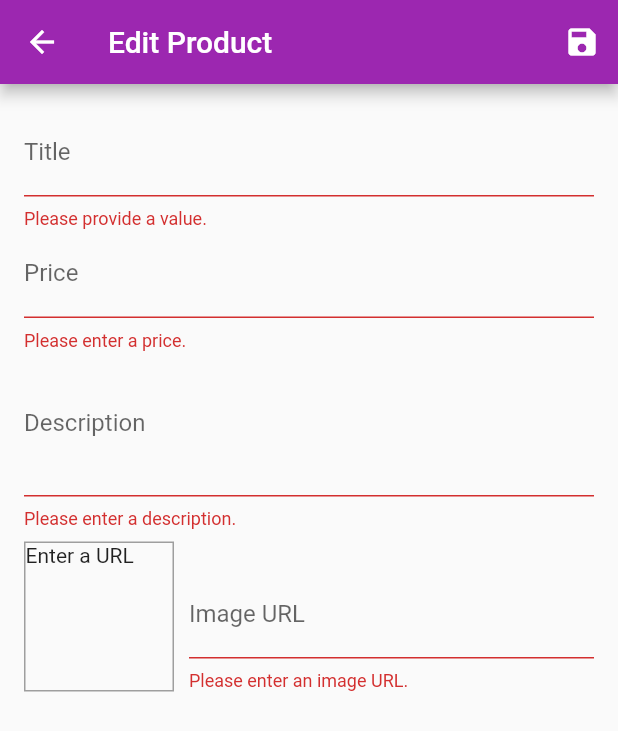
After one commit to leoamato10/flutter_shop_app, a Flutter app: the EditProductScreen screen opened by its route, after a tap on the "save" icon, on a phone screen of 412 x 824 dp. The commit adds this screen. Shown: the top 731 px of the screen. Run offline on Flutter 3.47's test engine with Material 2 defaults, Android fonts, the phone set to English and light mode, and no system bars; network calls fail.

Commit message:
add and edit products feature added

```diff
--- a/lib/main.dart
+++ b/lib/main.dart
@@ -3,8 +3,10 @@ import 'package:flutter_complete_guide/providers/cart.dart';
 import 'package:flutter_complete_guide/providers/orders.dart';
 import 'package:flutter_complete_guide/providers/products.dart';
 import 'package:flutter_complete_guide/screens/cart_screen.dart';
+import 'package:flutter_complete_guide/screens/edit_product_screen.dart';
 import 'package:flutter_complete_guide/screens/orders_screen.dart';
 import 'package:flutter_complete_guide/screens/product_detail_screen.dart';
+import 'package:flutter_complete_guide/screens/user_products_screen.dart';
 import 'package:provider/provider.dart';
 
 import './screens/products_overview_screen.dart';
@@ -28,7 +30,9 @@ class MyApp extends StatelessWidget {
           routes: {
             ProductDetailScreen.routeName: (ctx) => ProductDetailScreen(),
             CartScreen.routeName: (ctx) => CartScreen(),
-            OrdersScreen.routeName: (ctx) => OrdersScreen()
+            OrdersScreen.routeName: (ctx) => OrdersScreen(),
+            UserProductsScreen.routeName: (ctx) => UserProductsScreen(),
+            EditProductScreen.routeName: (ctx) => EditProductScreen(),
           },
         ));
   }
--- a/lib/providers/product.dart
+++ b/lib/providers/product.dart
@@ -1,4 +1,4 @@
-import "package:flutter/foundation.dart";
+import 'package:flutter/foundation.dart';
 
 class Product with ChangeNotifier {
   final String id;
@@ -17,7 +17,7 @@ class Product with ChangeNotifier {
     this.isFavorite = false,
   });
 
-  void toggleFav() {
+  void toggleFavoriteStatus() {
     isFavorite = !isFavorite;
     notifyListeners();
   }
--- a/lib/providers/products.dart
+++ b/lib/providers/products.dart
@@ -1,6 +1,6 @@
 import 'package:flutter/material.dart';
 
-import 'product.dart';
+import './product.dart';
 
 class Products with ChangeNotifier {
   List<Product> _items = [
@@ -37,21 +37,58 @@ class Products with ChangeNotifier {
           'https://upload.wikimedia.org/wikipedia/commons/thumb/1/14/Cast-Iron-Pan.jpg/1024px-Cast-Iron-Pan.jpg',
     ),
   ];
+  // var _showFavoritesOnly = false;
 
   List<Product> get items {
+    // if (_showFavoritesOnly) {
+    //   return _items.where((prodItem) => prodItem.isFavorite).toList();
+    // }
     return [..._items];
   }
 
-  List<Product> get favoritesItems {
-    return _items.where((product) => product.isFavorite).toList();
+  List<Product> get favoriteItems {
+    return _items.where((prodItem) => prodItem.isFavorite).toList();
   }
 
   Product findById(String id) {
     return _items.firstWhere((prod) => prod.id == id);
   }
 
-  void addProduct() {
-    // _items.add(value);
+  // void showFavoritesOnly() {
+  //   _showFavoritesOnly = true;
+  //   notifyListeners();
+  // }
+
+  // void showAll() {
+  //   _showFavoritesOnly = false;
+  //   notifyListeners();
+  // }
+
+  void addProduct(Product product) {
+    final newProduct = Product(
+      title: product.title,
+      description: product.description,
+      price: product.price,
+      imageUrl: product.imageUrl,
+      id: DateTime.now().toString(),
+    );
+    _items.add(newProduct);
+    // _items.insert(0, newProduct); // at the start of the list
+    notifyListeners();
+  }
+
+  void updateProduct(String id, Product newProduct) {
+    final prodIndex = _items.indexWhere((prod) => prod.id == id);
+    if (prodIndex >= 0) {
+      _items[prodIndex] = newProduct;
+      notifyListeners();
+    } else {
+      print('...');
+    }
+  }
+
+  void deleteProduct(String id) {
+    _items.removeWhere((prod) => prod.id == id);
     notifyListeners();
   }
 }
--- /dev/null
+++ b/lib/screens/edit_product_screen.dart
@@ -0,0 +1,268 @@
+import 'package:flutter/material.dart';
+import 'package:provider/provider.dart';
+
+import '../providers/product.dart';
+import '../providers/products.dart';
+
+class EditProductScreen extends StatefulWidget {
+  static const routeName = '/edit-product';
+
+  @override
+  _EditProductScreenState createState() => _EditProductScreenState();
+}
+
+class _EditProductScreenState extends State<EditProductScreen> {
+  final _priceFocusNode = FocusNode();
+  final _descriptionFocusNode = FocusNode();
+  final _imageUrlController = TextEditingController();
+  final _imageUrlFocusNode = FocusNode();
+  final _form = GlobalKey<FormState>();
+  var _editedProduct = Product(
+    id: null,
+    title: '',
+    price: 0,
+    description: '',
+    imageUrl: '',
+  );
+  var _initValues = {
+    'title': '',
+    'description': '',
+    'price': '',
+    'imageUrl': '',
+  };
+  var _isInit = true;
+
+  @override
+  void initState() {
+    _imageUrlFocusNode.addListener(_updateImageUrl);
+    super.initState();
+  }
+
+  @override
+  void didChangeDependencies() {
+    if (_isInit) {
+      final productId = ModalRoute.of(context).settings.arguments as String;
+      if (productId != null) {
+        _editedProduct =
+            Provider.of<Products>(context, listen: false).findById(productId);
+        _initValues = {
+          'title': _editedProduct.title,
+          'description': _editedProduct.description,
+          'price': _editedProduct.price.toString(),
+          // 'imageUrl': _editedProduct.imageUrl,
+          'imageUrl': '',
+        };
+        _imageUrlController.text = _editedProduct.imageUrl;
+      }
+    }
+    _isInit = false;
+    super.didChangeDependencies();
+  }
+
+  @override
+  void dispose() {
+    _imageUrlFocusNode.removeListener(_updateImageUrl);
+    _priceFocusNode.dispose();
+    _descriptionFocusNode.dispose();
+    _imageUrlController.dispose();
+    _imageUrlFocusNode.dispose();
+    super.dispose();
+  }
+
+  void _updateImageUrl() {
+    if (!_imageUrlFocusNode.hasFocus) {
+      if ((!_imageUrlController.text.startsWith('http') &&
+              !_imageUrlController.text.startsWith('https')) ||
+          (!_imageUrlController.text.endsWith('.png') &&
+              !_imageUrlController.text.endsWith('.jpg') &&
+              !_imageUrlController.text.endsWith('.jpeg'))) {
+        return;
+      }
+      setState(() {});
+    }
+  }
+
+  void _saveForm() {
+    final isValid = _form.currentState.validate();
+    if (!isValid) {
+      return;
+    }
+    _form.currentState.save();
+    if (_editedProduct.id != null) {
+      Provider.of<Products>(context, listen: false)
+          .updateProduct(_editedProduct.id, _editedProduct);
+    } else {
+      Provider.of<Products>(context, listen: false).addProduct(_editedProduct);
+    }
+    Navigator.of(context).pop();
+  }
+
+  @override
+  Widget build(BuildContext context) {
+    return Scaffold(
+      appBar: AppBar(
+        title: Text('Edit Product'),
+        actions: <Widget>[
+          IconButton(
+            icon: Icon(Icons.save),
+            onPressed: _saveForm,
+          ),
+        ],
+      ),
+      body: Padding(
+        padding: const EdgeInsets.all(16.0),
+        child: Form(
+          key: _form,
+          child: ListView(
+            children: <Widget>[
+              TextFormField(
+                initialValue: _initValues['title'],
+                decoration: InputDecoration(labelText: 'Title'),
+                textInputAction: TextInputAction.next,
+                onFieldSubmitted: (_) {
+                  FocusScope.of(context).requestFocus(_priceFocusNode);
+                },
+                validator: (value) {
+                  if (value.isEmpty) {
+                    return 'Please provide a value.';
+                  }
+                  return null;
+                },
+                onSaved: (value) {
+                  _editedProduct = Product(
+                      title: value,
+                      price: _editedProduct.price,
+                      description: _editedProduct.description,
+                      imageUrl: _editedProduct.imageUrl,
+                      id: _editedProduct.id,
+                      isFavorite: _editedProduct.isFavorite);
+                },
+              ),
+              TextFormField(
+                initialValue: _initValues['price'],
+                decoration: InputDecoration(labelText: 'Price'),
+                textInputAction: TextInputAction.next,
+                keyboardType: TextInputType.number,
+                focusNode: _priceFocusNode,
+                onFieldSubmitted: (_) {
+                  FocusScope.of(context).requestFocus(_descriptionFocusNode);
+                },
+                validator: (value) {
+                  if (value.isEmpty) {
+                    return 'Please enter a price.';
+                  }
+                  if (double.tryParse(value) == null) {
+                    return 'Please enter a valid number.';
+                  }
+                  if (double.parse(value) <= 0) {
+                    return 'Please enter a number greater than zero.';
+                  }
+                  return null;
+                },
+                onSaved: (value) {
+                  _editedProduct = Product(
+                      title: _editedProduct.title,
+                      price: double.parse(value),
+                      description: _editedProduct.description,
+                      imageUrl: _editedProduct.imageUrl,
+                      id: _editedProduct.id,
+                      isFavorite: _editedProduct.isFavorite);
+                },
+              ),
+              TextFormField(
+                initialValue: _initValues['description'],
+                decoration: InputDecoration(labelText: 'Description'),
+                maxLines: 3,
+                keyboardType: TextInputType.multiline,
+                focusNode: _descriptionFocusNode,
+                validator: (value) {
+                  if (value.isEmpty) {
+                    return 'Please enter a description.';
+                  }
+                  if (value.length < 10) {
+                    return 'Should be at least 10 characters long.';
+                  }
+                  return null;
+                },
+                onSaved: (value) {
+                  _editedProduct = Product(
+                    title: _editedProduct.title,
+                    price: _editedProduct.price,
+                    description: value,
+                    imageUrl: _editedProduct.imageUrl,
+                    id: _editedProduct.id,
+                    isFavorite: _editedProduct.isFavorite,
+                  );
+                },
+              ),
+              Row(
+                crossAxisAlignment: CrossAxisAlignment.end,
+                children: <Widget>[
+                  Container(
+                    width: 100,
+                    height: 100,
+                    margin: EdgeInsets.only(
+                      top: 8,
+                      right: 10,
+                    ),
+                    decoration: BoxDecoration(
+                      border: Border.all(
+                        width: 1,
+                        color: Colors.grey,
+                      ),
+                    ),
+                    child: _imageUrlController.text.isEmpty
+                        ? Text('Enter a URL')
+                        : FittedBox(
+                            child: Image.network(
+                              _imageUrlController.text,
+                              fit: BoxFit.cover,
+                            ),
+                          ),
+                  ),
+                  Expanded(
+                    child: TextFormField(
+                      decoration: InputDecoration(labelText: 'Image URL'),
+                      keyboardType: TextInputType.url,
+                      textInputAction: TextInputAction.done,
+                      controller: _imageUrlController,
+                      focusNode: _imageUrlFocusNode,
+                      onFieldSubmitted: (_) {
+                        _saveForm();
+                      },
+                      validator: (value) {
+                        if (value.isEmpty) {
+                          return 'Please enter an image URL.';
+                        }
+                        if (!value.startsWith('http') &&
+                            !value.startsWith('https')) {
+                          return 'Please enter a valid URL.';
+                        }
+                        if (!value.endsWith('.png') &&
+                            !value.endsWith('.jpg') &&
+                            !value.endsWith('.jpeg')) {
+                          return 'Please enter a valid image URL.';
+                        }
+                        return null;
+                      },
+                      onSaved: (value) {
+                        _editedProduct = Product(
+                          title: _editedProduct.title,
+                          price: _editedProduct.price,
+                          description: _editedProduct.description,
+                          imageUrl: value,
+                          id: _editedProduct.id,
+                          isFavorite: _editedProduct.isFavorite,
+                        );
+                      },
+                    ),
+                  ),
+                ],
+              ),
+            ],
+          ),
+        ),
+      ),
+    );
+  }
+}
--- a/lib/widgets/app_drawer.dart
+++ b/lib/widgets/app_drawer.dart
@@ -1,6 +1,7 @@
 import 'package:flutter/material.dart';
 
 import '../screens/orders_screen.dart';
+import '../screens/user_products_screen.dart';
 
 class AppDrawer extends StatelessWidget {
   @override
@@ -29,6 +30,15 @@ class AppDrawer extends StatelessWidget {
                   .pushReplacementNamed(OrdersScreen.routeName);
             },
           ),
+          Divider(),
+          ListTile(
+            leading: Icon(Icons.edit),
+            title: Text('Manage Products'),
+            onTap: () {
+              Navigator.of(context)
+                  .pushReplacementNamed(UserProductsScreen.routeName);
+            },
+          ),
         ],
       ),
     );
--- a/lib/widgets/product_item.dart
+++ b/lib/widgets/product_item.dart
@@ -29,7 +29,7 @@ class ProductItem extends StatelessWidget {
           backgroundColor: Colors.black87,
           leading: IconButton(
             onPressed: () {
-              product.toggleFav();
+              product.toggleFavoriteStatus();
             },
             icon: Icon(
                 product.isFavorite ? Icons.favorite : Icons.favorite_border),
--- a/lib/widgets/products_grid.dart
+++ b/lib/widgets/products_grid.dart
@@ -11,8 +11,7 @@ class ProductsGrid extends StatelessWidget {
   @override
   Widget build(BuildContext context) {
     final productsData = Provider.of<Products>(context);
-    final products =
-        showFavs ? productsData.favoritesItems : productsData.items;
+    final products = showFavs ? productsData.favoriteItems : productsData.items;
     return GridView.builder(
       padding: const EdgeInsets.all(10.0),
       itemCount: products.length,
```
Also changed, not shown: lib/providers/cart.dart (+42 -14 lines), lib/screens/user_products_screen.dart (added, +46 -0 lines), lib/widgets/user_product_item.dart (added, +44 -0 lines).
